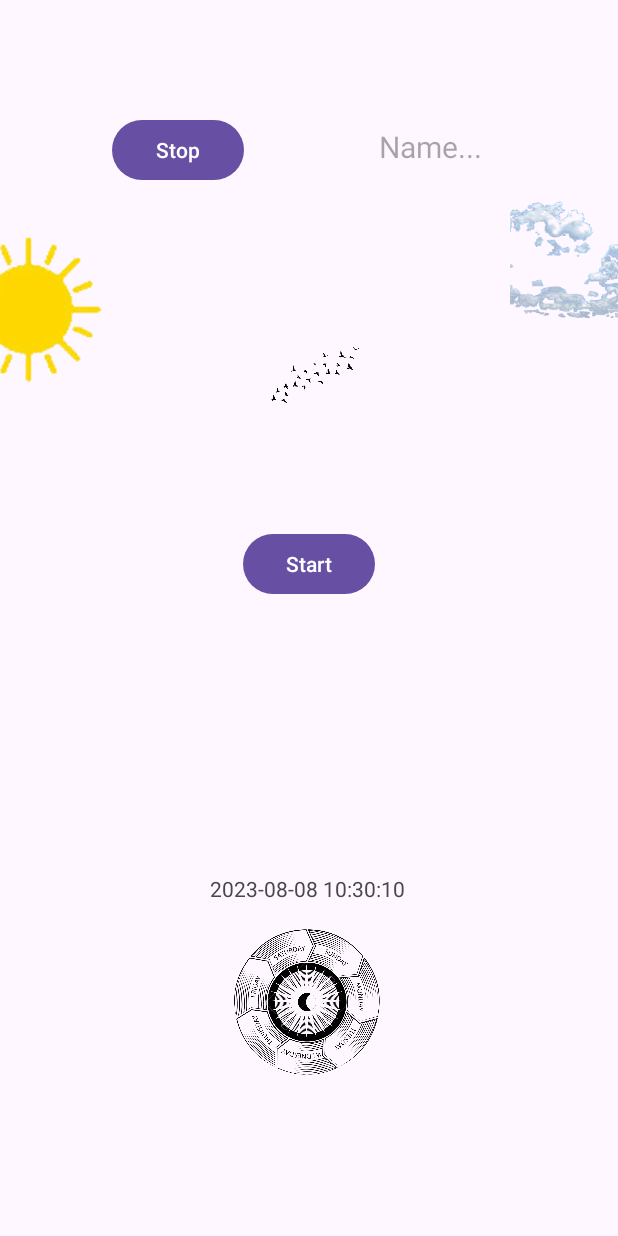
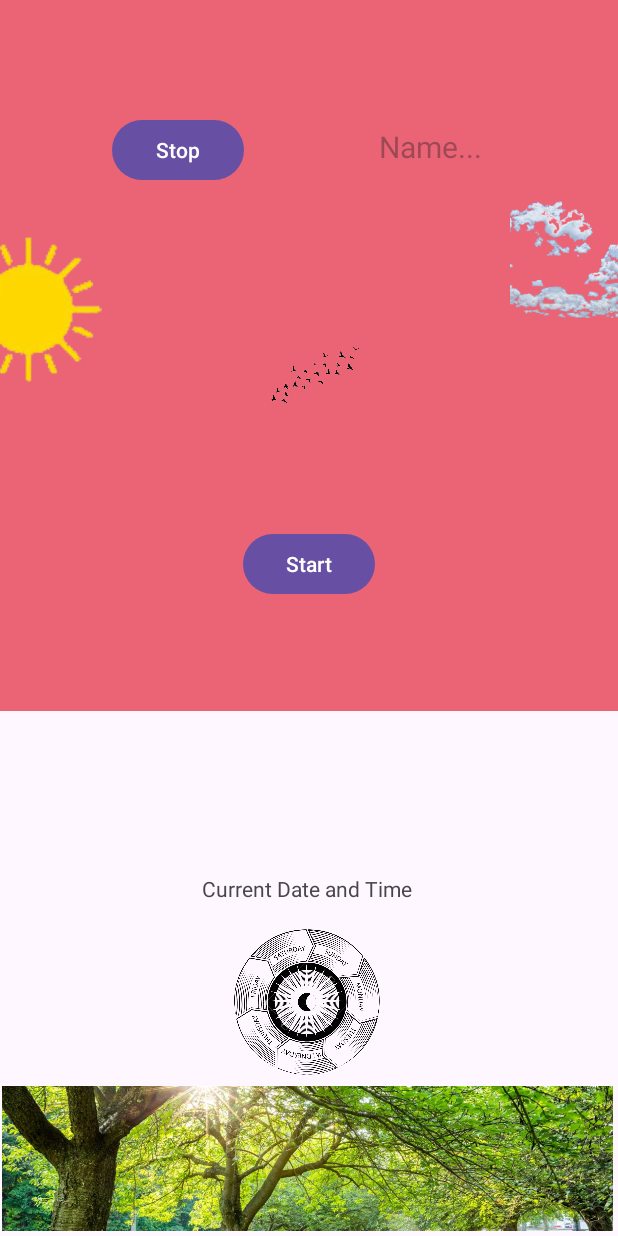
Before and after one commit to notBASIL/WeatherApp-Project, an Android app: the screen it shows after launch (MainActivity), after a tap on "Start", on a phone screen of 412 x 824 dp. Run offline under Robolectric (Android 15) with nearby library versions, the phone set to English and light mode, and no system bars.

Commit message:
bottom fragment requirements implemented

```diff
--- a/app/src/main/java/com/example/weatherapp/BottomSegmentFragment.kt
+++ b/app/src/main/java/com/example/weatherapp/BottomSegmentFragment.kt
@@ -1,27 +1,54 @@
 package com.example.weatherapp
 
 import android.animation.ObjectAnimator
+import android.animation.ValueAnimator
+import android.graphics.Color
+import android.media.MediaPlayer
 import android.os.Bundle
 import android.os.Handler
 import android.view.LayoutInflater
 import android.view.View
 import android.view.ViewGroup
 import android.view.animation.LinearInterpolator
+import android.view.animation.PathInterpolator
 import android.widget.ImageView
-import android.widget.TextView
 import androidx.fragment.app.Fragment
 import com.example.weatherapp.R
-import java.text.SimpleDateFormat
-import java.util.*
 
 class BottomSegmentFragment : Fragment() {
 
-    private lateinit var dateTimeTextView: TextView
+    private lateinit var rotationAnimator: ObjectAnimator
+
     private lateinit var turningWheelImageView: ImageView
+    private lateinit var currentImageView: ImageView
+    private lateinit var mediaPlayer: MediaPlayer
 
-    private lateinit var rotationAnimator: ObjectAnimator
-    private lateinit var currentTimeHandler: Handler
-    private lateinit var currentTimeRunnable: Runnable
+    private lateinit var colorAnimator: ObjectAnimator
+    private lateinit var colorHandler: Handler
+    private lateinit var colorRunnable: Runnable
+
+    private val colors = listOf(
+        Color.parseColor("#FF4500"), // OrangeRed
+        Color.parseColor("#8FBC8F"), // DarkSeaGreen
+        Color.parseColor("#FFFF00"), // Yellow
+        Color.WHITE
+    )
+
+    private val images = listOf(
+        R.drawable.spring,
+        R.drawable.summer,
+        R.drawable.autumn,
+        R.drawable.winter
+    )
+
+    private val musicFiles = listOf(
+        R.raw.spring_song,
+        R.raw.summer_song,
+        R.raw.autumn_song,
+        R.raw.winter_song
+    )
+
+    private var colorIndex = 0
 
     override fun onCreateView(
         inflater: LayoutInflater, container: ViewGroup?,
@@ -29,18 +56,10 @@ class BottomSegmentFragment : Fragment() {
     ): View? {
         val view = inflater.inflate(R.layout.fragment_bottom_segment, container, false)
 
-        dateTimeTextView = view.findViewById(R.id.bottomDateTimeTextView)
         turningWheelImageView = view.findViewById(R.id.bottomTurningWheelImageView)
+        currentImageView = view.findViewById(R.id.bottomCurrentImageView)
 
-        currentTimeHandler = Handler()
-        currentTimeRunnable = object : Runnable {
-            override fun run() {
-                updateCurrentTime()
-                currentTimeHandler.postDelayed(this, 1000)
-            }
-        }
-        currentTimeHandler.post(currentTimeRunnable)
-
+        // Setup rotation animation for the turning wheel
         rotationAnimator = ObjectAnimator.ofFloat(turningWheelImageView, "rotation", 0f, 360f)
         rotationAnimator.duration = 3000
         rotationAnimator.interpolator = LinearInterpolator()
@@ -48,17 +67,43 @@ class BottomSegmentFragment : Fragment() {
         rotationAnimator.repeatMode = ObjectAnimator.RESTART
         rotationAnimator.start()
 
+        mediaPlayer = MediaPlayer.create(requireContext(), musicFiles[colorIndex])
+
+        colorHandler = Handler()
+        colorRunnable = object : Runnable {
+            override fun run() {
+                changeBackgroundColorAndImage()
+                mediaPlayer.release()
+                mediaPlayer = MediaPlayer.create(requireContext(), musicFiles[colorIndex])
+                mediaPlayer.start()
+                colorHandler.postDelayed(this, 15000)
+            }
+        }
+
         return view
     }
 
-    private fun updateCurrentTime() {
-        val currentTime = SimpleDateFormat("yyyy-MM-dd HH:mm:ss", Locale.getDefault()).format(Date())
-        dateTimeTextView.text = currentTime
+    override fun onResume() {
+        super.onResume()
+        colorHandler.post(colorRunnable)
     }
 
-    override fun onDestroyView() {
-        super.onDestroyView()
-        rotationAnimator.cancel()
-        currentTimeHandler.removeCallbacks(currentTimeRunnable)
+    override fun onPause() {
+        super.onPause()
+        colorHandler.removeCallbacks(colorRunnable)
+    }
+
+    private fun changeBackgroundColorAndImage() {
+        colorIndex = (colorIndex + 1) % colors.size
+        val color = colors[colorIndex]
+        val image = images[colorIndex]
+        currentImageView.setImageResource(image)
+
+        val startColor = requireContext().getColor(R.color.white)
+        val endColor = color
+        colorAnimator = ObjectAnimator.ofArgb(currentImageView, "backgroundColor", startColor, endColor)
+        colorAnimator.interpolator = PathInterpolator(0.5f, 0f, 0.5f, 1f)
+        colorAnimator.duration = 3000
+        colorAnimator.start()
     }
 }
--- a/app/src/main/java/com/example/weatherapp/TopSegmentFragment.kt
+++ b/app/src/main/java/com/example/weatherapp/TopSegmentFragment.kt
@@ -2,6 +2,7 @@ package com.example.weatherapp
 
 import android.animation.ObjectAnimator
 import android.animation.ValueAnimator
+import android.content.res.Resources
 import android.graphics.Path
 import android.os.Bundle
 import android.view.LayoutInflater
@@ -9,10 +10,13 @@ import android.view.View
 import android.view.ViewGroup
 import android.view.animation.PathInterpolator
 import android.widget.Button
+import androidx.constraintlayout.widget.ConstraintLayout
 import androidx.fragment.app.Fragment
 import com.example.weatherapp.R
 
 class TopSegmentFragment : Fragment() {
+
+    private lateinit var topLayout: ConstraintLayout
 
     private lateinit var startButton: Button
     private lateinit var stopButton: Button
@@ -29,6 +33,8 @@ class TopSegmentFragment : Fragment() {
         savedInstanceState: Bundle?
     ): View? {
         val view = inflater.inflate(R.layout.fragment_top_segment, container, false)
+
+        topLayout = view.findViewById(R.id.topLayout)
 
         startButton = view.findViewById(R.id.startButton)
         stopButton = view.findViewById(R.id.stopButton)
@@ -50,17 +56,28 @@ class TopSegmentFragment : Fragment() {
     }
 
     private fun startAnimations() {
+        // Animate background color
+        val startColor = Resources.getSystem().getColor(android.R.color.holo_red_light, null)
+        val endColor = Resources.getSystem().getColor(android.R.color.holo_blue_light, null)
+
+        val backgroundColorAnimator = ObjectAnimator.ofArgb(topLayout, "backgroundColor", startColor, endColor)
+        backgroundColorAnimator.duration = 8000
+        backgroundColorAnimator.repeatCount = ValueAnimator.INFINITE
+        backgroundColorAnimator.reverse()
+        backgroundColorAnimator.start()
+
+
         // Animate sun and clouds
         val screenWidth = resources.displayMetrics.widthPixels.toFloat()
         val sunCloudPath = Path().apply {
             moveTo(-sunImageView.width.toFloat(), sunImageView.y)
             lineTo(screenWidth, sunImageView.y)
         }
-        val sunCloudAnimator = ObjectAnimator.ofFloat(sunImageView, View.X, View.Y, sunCloudPath)
-        sunCloudAnimator.interpolator = PathInterpolator(0.5f, 0f, 0.5f, 1f)
-        sunCloudAnimator.duration = 8000
-        sunCloudAnimator.repeatCount = ValueAnimator.INFINITE
-        sunCloudAnimator.start()
+        sunAnimator = ObjectAnimator.ofFloat(sunImageView, View.X, View.Y, sunCloudPath)
+        sunAnimator.interpolator = PathInterpolator(0.5f, 0f, 0.5f, 1f)
+        sunAnimator.duration = 8000
+        sunAnimator.repeatCount = ValueAnimator.INFINITE
+        sunAnimator.start()
 
         val cloudPath = Path().apply {
             moveTo(screenWidth, cloudImageView.y)
@@ -84,6 +101,7 @@ class TopSegmentFragment : Fragment() {
     }
 
 
+
     private fun startMusic() {
         // Start playing music
     }
--- a/app/src/main/res/layout/fragment_bottom_segment.xml
+++ b/app/src/main/res/layout/fragment_bottom_segment.xml
@@ -4,6 +4,17 @@
     android:layout_width="match_parent"
     android:layout_height="match_parent"
     tools:context=".BottomSegmentFragment">
+
+    <ImageView
+        android:id="@+id/bottomCurrentImageView"
+        android:layout_width="407dp"
+        android:layout_height="107dp"
+        android:layout_marginTop="16dp"
+        android:scaleType="centerCrop"
+        app:layout_constraintBottom_toBottomOf="parent"
+        app:layout_constraintEnd_toEndOf="parent"
+        app:layout_constraintStart_toStartOf="parent"
+        app:layout_constraintTop_toBottomOf="@+id/bottomTurningWheelImageView" />
 
     <TextView
         android:id="@+id/bottomDateTimeTextView"
--- a/app/src/main/res/layout/fragment_top_segment.xml
+++ b/app/src/main/res/layout/fragment_top_segment.xml
@@ -1,4 +1,5 @@
-<androidx.constraintlayout.widget.ConstraintLayout xmlns:android="http://schemas.android.com/apk/res/android"
+<androidx.constraintlayout.widget.ConstraintLayout
+    xmlns:android="http://schemas.android.com/apk/res/android"
     xmlns:app="http://schemas.android.com/apk/res-auto"
     xmlns:tools="http://schemas.android.com/tools"
     android:id="@+id/topLayout"
--- a/build.gradle
+++ b/build.gradle
@@ -1,6 +1,6 @@
 // Top-level build file where you can add configuration options common to all sub-projects/modules.
 plugins {
-    id 'com.android.application' version '8.0.2' apply false
-    id 'com.android.library' version '8.0.2' apply false
+    id 'com.android.application' version '8.1.0' apply false
+    id 'com.android.library' version '8.1.0' apply false
     id 'org.jetbrains.kotlin.android' version '1.8.20' apply false
 }
```
